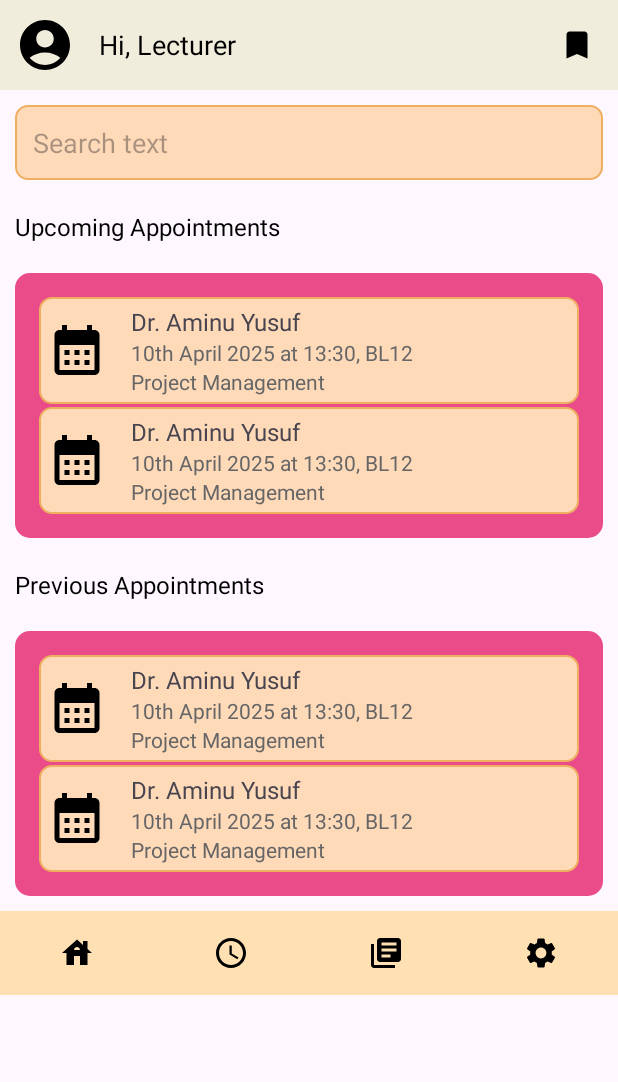
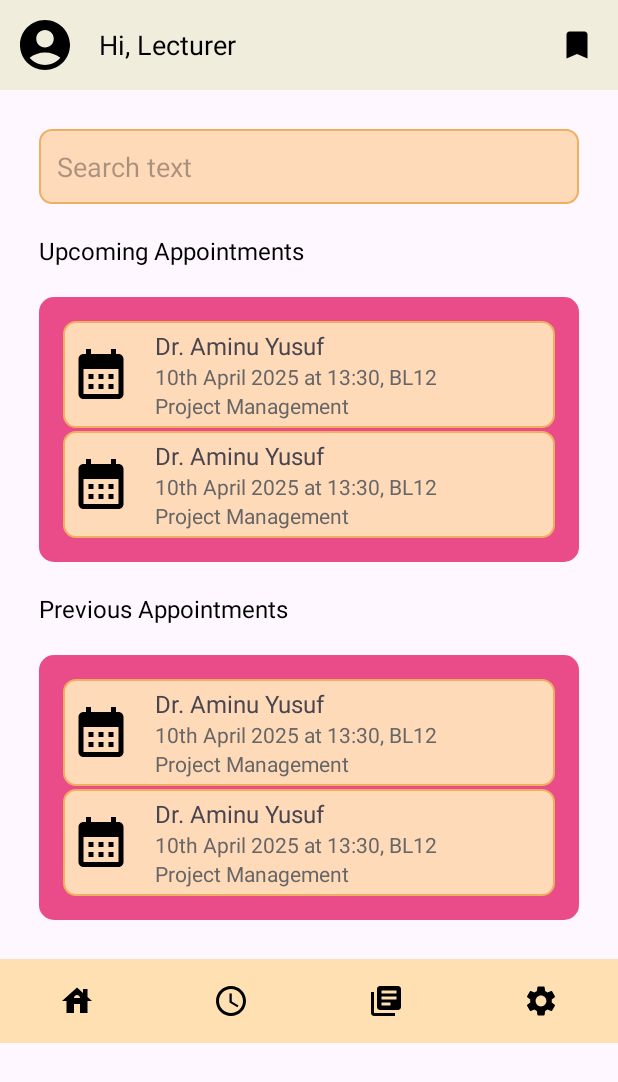
Before and after one commit to Payal429/MeetMe_StudentApp_Group1_, an Android app: the LecturerDashboardActivity screen opened directly, with no data from a screen before it, on a phone screen of 412 x 824 dp. Shown: the top 1082 px of the screen. Run offline under Robolectric (Android 15) with nearby library versions, the phone set to English and light mode, and no system bars.

Commit message:
Adding New Features

```diff
--- a/app/src/main/res/layout/activity_lecturer_dashboard.xml
+++ b/app/src/main/res/layout/activity_lecturer_dashboard.xml
@@ -12,8 +12,8 @@
     <RelativeLayout
         android:layout_width="match_parent"
         android:layout_height="wrap_content"
-        android:padding="10dp"
-        android:background="@color/ivory">
+        android:background="@color/ivory"
+        android:padding="10dp">
 
         <ImageView
             android:id="@+id/imageViewProfile"
@@ -24,52 +24,61 @@
         <TextView
             android:layout_width="wrap_content"
             android:layout_height="wrap_content"
+            android:layout_centerVertical="true"
+            android:layout_marginStart="16dp"
+            android:layout_toEndOf="@id/imageViewProfile"
             android:text="Hi, Lecturer"
-            android:textSize="18sp"
             android:textColor="@color/black"
-            android:layout_toEndOf="@id/imageViewProfile"
-            android:layout_marginStart="16dp"
-            android:layout_centerVertical="true" />
+            android:textSize="18sp" />
 
         <ImageButton
             android:id="@+id/downloadResources"
             android:layout_width="wrap_content"
             android:layout_height="wrap_content"
+            android:layout_alignParentEnd="true"
+            android:layout_centerVertical="true"
+            android:background="?attr/selectableItemBackgroundBorderless"
             android:contentDescription="More"
             android:padding="5dp"
-            android:background="?attr/selectableItemBackgroundBorderless"
-            android:src="@drawable/baseline_bookmark_24"
-            android:layout_alignParentEnd="true"
-            android:layout_centerVertical="true" />
+            android:src="@drawable/baseline_bookmark_24" />
     </RelativeLayout>
 
+    <ScrollView
+        android:layout_width="match_parent"
+        android:layout_height="wrap_content"
+        android:padding="16dp">
+
+        <LinearLayout
+            android:layout_width="match_parent"
+            android:layout_height="wrap_content"
+            android:orientation="vertical">
             <!-- Search Bar -->
             <EditText
                 android:layout_width="match_parent"
                 android:layout_height="50dp"
+                android:layout_margin="10dp"
+                android:layout_marginTop="16dp"
+                android:background="@drawable/edit_text_background"
                 android:hint="Search text"
-        android:background="@drawable/edit_text_background"
-        android:layout_marginTop="16dp"
-        android:layout_margin="10dp"
                 android:padding="12dp" />
 
             <!-- Appointments -->
             <TextView
-        android:layout_margin="10dp"
                 android:layout_width="match_parent"
                 android:layout_height="wrap_content"
-        android:text="Upcoming Appointments"
-        android:textSize="16sp"
+                android:layout_margin="10dp"
                 android:layout_marginLeft="10dp"
                 android:layout_marginRight="10dp"
-        android:textColor="@color/black" />
+                android:text="Upcoming Appointments"
+                android:textColor="@color/black"
+                android:textSize="16sp" />
 
             <LinearLayout
                 android:layout_width="match_parent"
                 android:layout_height="wrap_content"
-        android:orientation="vertical"
                 android:layout_margin="10dp"
                 android:background="@drawable/rounded_background"
+                android:orientation="vertical"
                 android:radius="10dp">
 
                 <ScrollView
@@ -85,23 +94,23 @@
                         <LinearLayout
                             android:layout_width="match_parent"
                             android:layout_height="wrap_content"
+                            android:background="@drawable/edit_text_background"
                             android:orientation="horizontal"
-                    android:padding="5dp"
-                    android:background="@drawable/edit_text_background">
+                            android:padding="5dp">
 
                             <ImageView
                                 android:layout_width="40dp"
                                 android:layout_height="40dp"
-                        android:src="@drawable/calendar_icon"
-                        android:layout_gravity="center_vertical" />
+                                android:layout_gravity="center_vertical"
+                                android:src="@drawable/calendar_icon" />
 
                             <LinearLayout
                                 android:layout_width="0dp"
                                 android:layout_height="wrap_content"
+                                android:layout_gravity="center_vertical"
+                                android:layout_marginStart="16dp"
                                 android:layout_weight="1"
-                        android:orientation="vertical"
-                        android:layout_marginStart="16dp"
-                        android:layout_gravity="center_vertical">
+                                android:orientation="vertical">
 
                                 <TextView
                                     android:layout_width="wrap_content"
@@ -113,38 +122,39 @@
                                     android:layout_width="wrap_content"
                                     android:layout_height="wrap_content"
                                     android:text="10th April 2025 at 13:30, BL12"
-                            android:textSize="14sp"
-                            android:textColor="#666666" />
+                                    android:textColor="#666666"
+                                    android:textSize="14sp" />
 
                                 <TextView
                                     android:layout_width="wrap_content"
                                     android:layout_height="wrap_content"
                                     android:text="Project Management"
-                            android:textSize="14sp"
-                            android:textColor="#666666" />
+                                    android:textColor="#666666"
+                                    android:textSize="14sp" />
                             </LinearLayout>
                         </LinearLayout>
+
                         <LinearLayout
                             android:layout_width="match_parent"
                             android:layout_height="wrap_content"
+                            android:layout_marginTop="2dp"
+                            android:background="@drawable/edit_text_background"
                             android:orientation="horizontal"
-                    android:padding="5dp"
-                    android:layout_marginTop="2dp"
-                    android:background="@drawable/edit_text_background">
+                            android:padding="5dp">
 
                             <ImageView
                                 android:layout_width="40dp"
                                 android:layout_height="40dp"
-                        android:src="@drawable/calendar_icon"
-                        android:layout_gravity="center_vertical" />
+                                android:layout_gravity="center_vertical"
+                                android:src="@drawable/calendar_icon" />
 
                             <LinearLayout
                                 android:layout_width="0dp"
                                 android:layout_height="wrap_content"
+                                android:layout_gravity="center_vertical"
+                                android:layout_marginStart="16dp"
                                 android:layout_weight="1"
-                        android:orientation="vertical"
-                        android:layout_marginStart="16dp"
-                        android:layout_gravity="center_vertical">
+                                android:orientation="vertical">
 
                                 <TextView
                                     android:layout_width="wrap_content"
@@ -156,15 +166,15 @@
                                     android:layout_width="wrap_content"
                                     android:layout_height="wrap_content"
                                     android:text="10th April 2025 at 13:30, BL12"
-                            android:textSize="14sp"
-                            android:textColor="#666666" />
+                                    android:textColor="#666666"
+                                    android:textSize="14sp" />
 
                                 <TextView
                                     android:layout_width="wrap_content"
                                     android:layout_height="wrap_content"
                                     android:text="Project Management"
-                            android:textSize="14sp"
-                            android:textColor="#666666" />
+                                    android:textColor="#666666"
+                                    android:textSize="14sp" />
                             </LinearLayout>
                         </LinearLayout>
                         <!-- Add more appointment blocks as needed -->
@@ -173,21 +183,21 @@
             </LinearLayout>
             <!-- Appointments -->
             <TextView
-        android:layout_margin="10dp"
                 android:layout_width="match_parent"
                 android:layout_height="wrap_content"
-        android:text="Previous Appointments"
-        android:textSize="16sp"
+                android:layout_margin="10dp"
                 android:layout_marginLeft="10dp"
                 android:layout_marginRight="10dp"
-        android:textColor="@color/black" />
+                android:text="Previous Appointments"
+                android:textColor="@color/black"
+                android:textSize="16sp" />
 
             <LinearLayout
                 android:layout_width="match_parent"
                 android:layout_height="wrap_content"
-        android:orientation="vertical"
                 android:layout_margin="10dp"
                 android:background="@drawable/rounded_background"
+                android:orientation="vertical"
                 android:radius="10dp">
 
                 <ScrollView
@@ -203,23 +213,23 @@
                         <LinearLayout
                             android:layout_width="match_parent"
                             android:layout_height="wrap_content"
+                            android:background="@drawable/edit_text_background"
                             android:orientation="horizontal"
-                    android:padding="5dp"
-                    android:background="@drawable/edit_text_background">
+                            android:padding="5dp">
 
                             <ImageView
                                 android:layout_width="40dp"
                                 android:layout_height="40dp"
-                        android:src="@drawable/calendar_icon"
-                        android:layout_gravity="center_vertical" />
+                                android:layout_gravity="center_vertical"
+                                android:src="@drawable/calendar_icon" />
 
                             <LinearLayout
                                 android:layout_width="0dp"
                                 android:layout_height="wrap_content"
+                                android:layout_gravity="center_vertical"
+                                android:layout_marginStart="16dp"
                                 android:layout_weight="1"
-                        android:orientation="vertical"
-                        android:layout_marginStart="16dp"
-                        android:layout_gravity="center_vertical">
+                                android:orientation="vertical">
 
                                 <TextView
                                     android:layout_width="wrap_content"
@@ -231,38 +241,39 @@
                                     android:layout_width="wrap_content"
                                     android:layout_height="wrap_content"
                                     android:text="10th April 2025 at 13:30, BL12"
-                            android:textSize="14sp"
-                            android:textColor="#666666" />
+                                    android:textColor="#666666"
+                                    android:textSize="14sp" />
 
                                 <TextView
                                     android:layout_width="wrap_content"
                                     android:layout_height="wrap_content"
                                     android:text="Project Management"
-                            android:textSize="14sp"
-                            android:textColor="#666666" />
+                                    android:textColor="#666666"
+                                    android:textSize="14sp" />
                             </LinearLayout>
                         </LinearLayout>
+
                         <LinearLayout
                             android:layout_width="match_parent"
                             android:layout_height="wrap_content"
+                            android:layout_marginTop="2dp"
+                            android:background="@drawable/edit_text_background"
                             android:orientation="horizontal"
-                    android:padding="5dp"
-                    android:layout_marginTop="2dp"
-                    android:background="@drawable/edit_text_background">
+                            android:padding="5dp">
 
                             <ImageView
                                 android:layout_width="40dp"
                                 android:layout_height="40dp"
-                        android:src="@drawable/calendar_icon"
-                        android:layout_gravity="center_vertical" />
+                                android:layout_gravity="center_vertical"
+                                android:src="@drawable/calendar_icon" />
 
                             <LinearLayout
                                 android:layout_width="0dp"
                                 android:layout_height="wrap_content"
+                                android:layout_gravity="center_vertical"
+                                android:layout_marginStart="16dp"
                                 android:layout_weight="1"
-                        android:orientation="vertical"
-                        android:layout_marginStart="16dp"
-                        android:layout_gravity="center_vertical">
+                                android:orientation="vertical">
 
                                 <TextView
                                     android:layout_width="wrap_content"
@@ -274,21 +285,23 @@
                                     android:layout_width="wrap_content"
                                     android:layout_height="wrap_content"
                                     android:text="10th April 2025 at 13:30, BL12"
-                            android:textSize="14sp"
-                            android:textColor="#666666" />
+                                    android:textColor="#666666"
+                                    android:textSize="14sp" />
 
                                 <TextView
                                     android:layout_width="wrap_content"
                                     android:layout_height="wrap_content"
                                     android:text="Project Management"
-                            android:textSize="14sp"
-                            android:textColor="#666666" />
+                                    android:textColor="#666666"
+                                    android:textSize="14sp" />
                             </LinearLayout>
                         </LinearLayout>
                         <!-- Add more appointment blocks as needed -->
                     </LinearLayout>
                 </ScrollView>
             </LinearLayout>
+        </LinearLayout>
+    </ScrollView>
 
 
     <!-- Bottom Navigation -->
@@ -297,48 +310,48 @@
     <LinearLayout
         android:layout_width="match_parent"
         android:layout_height="wrap_content"
-        android:orientation="horizontal"
+        android:layout_gravity="bottom"
         android:background="#FFE0B2"
-        android:layout_gravity="bottom">
+        android:orientation="horizontal">
 
         <ImageButton
             android:id="@+id/homebutton"
             android:layout_width="wrap_content"
             android:layout_height="wrap_content"
-            android:src="@drawable/home_icon"
+            android:layout_weight="1"
+            android:background="?attr/selectableItemBackgroundBorderless"
             android:contentDescription="Home"
-            android:layout_weight="1"
             android:padding="16dp"
-            android:background="?attr/selectableItemBackgroundBorderless" />
+            android:src="@drawable/home_icon" />
 
         <ImageButton
             android:id="@+id/schedulebutton"
             android:layout_width="wrap_content"
             android:layout_height="wrap_content"
-            android:src="@drawable/schedule_appointment"
+            android:layout_weight="1"
+            android:background="?attr/selectableItemBackgroundBorderless"
             android:contentDescription="Messaging"
-            android:layout_weight="1"
             android:padding="16dp"
-            android:background="?attr/selectableItemBackgroundBorderless" />
+            android:src="@drawable/schedule_appointment" />
 
         <ImageButton
             android:id="@+id/bookingsbutton"
             android:layout_width="wrap_content"
             android:layout_height="wrap_content"
-            android:src="@drawable/books"
+            android:layout_weight="1"
+            android:background="?attr/selectableItemBackgroundBorderless"
             android:contentDescription="More"
-            android:layout_weight="1"
             android:padding="16dp"
-            android:background="?attr/selectableItemBackgroundBorderless" />
+            android:src="@drawable/books" />
 
         <ImageButton
             android:id="@+id/settingsbutton"
             android:layout_width="wrap_content"
             android:layout_height="wrap_content"
-            android:src="@drawable/settings_icon"
+            android:layout_weight="1"
+            android:background="?attr/selectableItemBackgroundBorderless"
             android:contentDescription="More"
-            android:layout_weight="1"
             android:padding="16dp"
-            android:background="?attr/selectableItemBackgroundBorderless" />
+            android:src="@drawable/settings_icon" />
     </LinearLayout>
 </LinearLayout>
```
Lines whose indentation alone changed are shown as unchanged.
